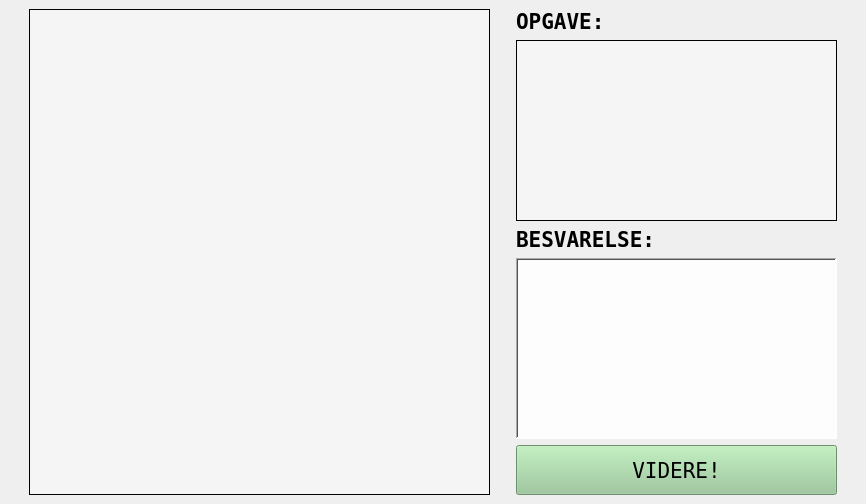
Before: the Qt Designer form gui/models/main.ui in brinchj/eye, drawn with Qt 5.
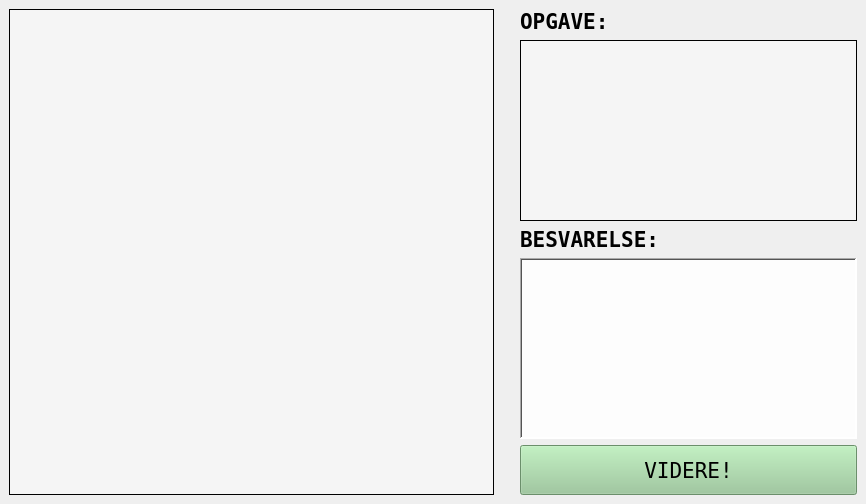
After: the same form once the commit is applied.

Commit message: Remove side space

What changed in the file:
```diff
--- a/gui/models/main.ui
+++ b/gui/models/main.ui
@@ -44,20 +44,7 @@
      <verstretch>1</verstretch>
     </sizepolicy>
    </property>
-   <layout class="QHBoxLayout" name="horizontalLayout" stretch="0,3,2,0">
-    <item>
-     <spacer name="verticalSpacer_3">
-      <property name="orientation">
-       <enum>Qt::Vertical</enum>
-      </property>
-      <property name="sizeHint" stdset="0">
-       <size>
-        <width>20</width>
-        <height>40</height>
-       </size>
-      </property>
-     </spacer>
-    </item>
+   <layout class="QHBoxLayout" name="horizontalLayout" stretch="3,2">
     <item>
      <layout class="QHBoxLayout" name="horizontalLayout_2" stretch="2,0">
       <item>
@@ -248,19 +235,6 @@
       </item>
      </layout>
     </item>
-    <item>
-     <spacer name="verticalSpacer_2">
-      <property name="orientation">
-       <enum>Qt::Vertical</enum>
-      </property>
-      <property name="sizeHint" stdset="0">
-       <size>
-        <width>20</width>
-        <height>40</height>
-       </size>
-      </property>
-     </spacer>
-    </item>
    </layout>
   </widget>
  </widget>
```
The commit also changes 1 other file.
